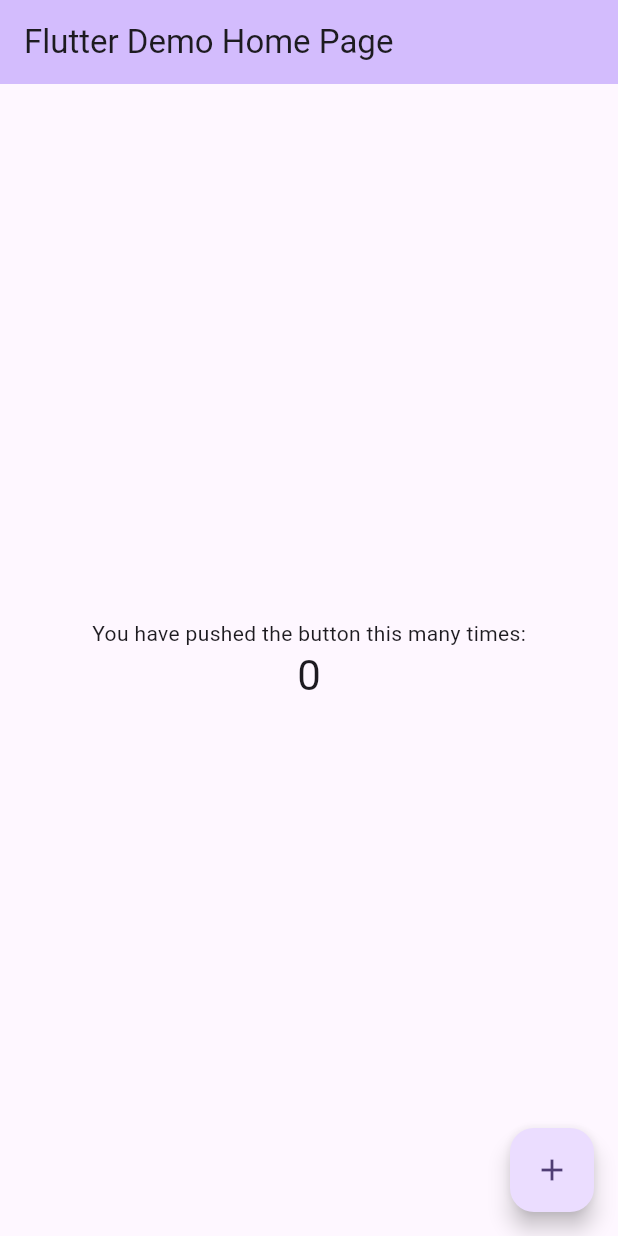
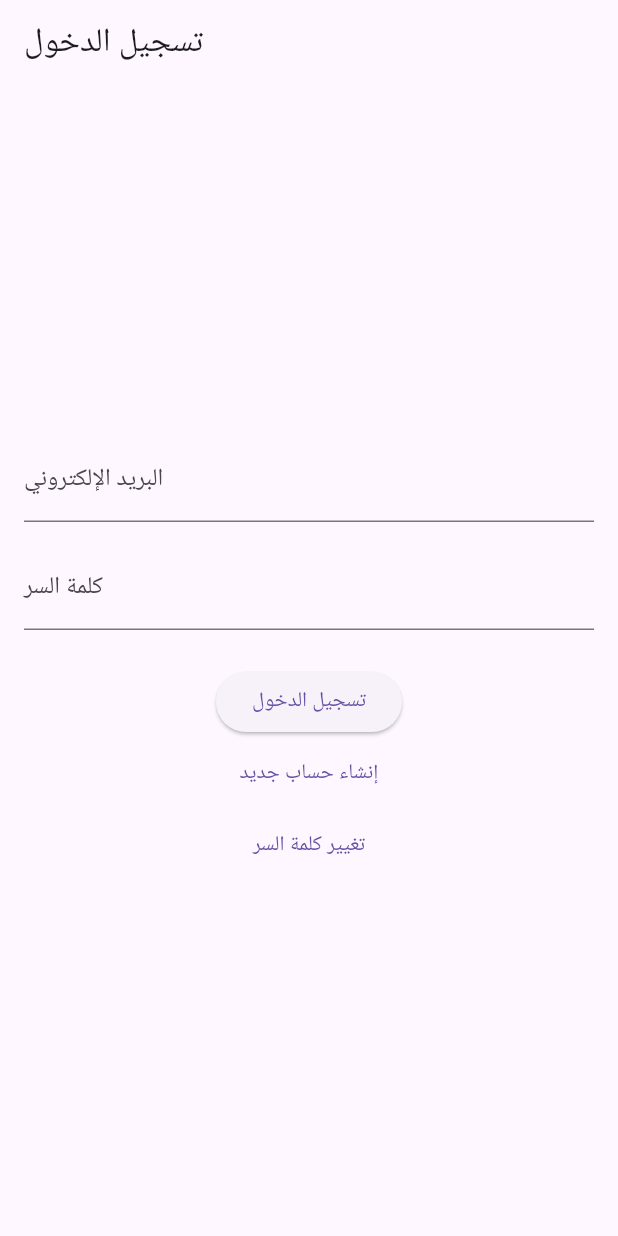
Before and after one commit to khaldounCom1/flutter_store_project, a Flutter app: the screen it shows after launch, on a phone screen of 412 x 824 dp. Run offline on Flutter 3.47's test engine with Material 3 defaults, Android fonts, the phone set to English and light mode, and no system bars.

Commit message:
تعديل صفحات تسجيل الدخول وإنشاء الحساب وتغيير كلمة السر

```diff
--- /dev/null
+++ b/lib/login_page.dart
@@ -0,0 +1,61 @@
+import 'package:flutter/material.dart';
+import 'signup_page.dart';
+import 'change_password_page.dart';
+
+class LoginPage extends StatelessWidget {
+  final TextEditingController emailController = TextEditingController();
+  final TextEditingController passwordController = TextEditingController();
+
+  @override
+  Widget build(BuildContext context) {
+    return Scaffold(
+      appBar: AppBar(title: Text("تسجيل الدخول")),
+      body: Padding(
+        padding: EdgeInsets.all(16.0),
+        child: Column(
+          mainAxisAlignment: MainAxisAlignment.center,
+          children: [
+            TextField(
+              controller: emailController,
+              decoration: InputDecoration(labelText: "البريد الإلكتروني"),
+            ),
+            SizedBox(height: 16),
+            TextField(
+              controller: passwordController,
+              decoration: InputDecoration(labelText: "كلمة السر"),
+              obscureText: true,
+            ),
+            SizedBox(height: 24),
+            ElevatedButton(
+              onPressed: () {
+                // هنا يمكن إضافة عملية تسجيل الدخول
+                ScaffoldMessenger.of(context).showSnackBar(
+                  SnackBar(content: Text("تم تسجيل الدخول بنجاح")),
+                );
+              },
+              child: Text("تسجيل الدخول"),
+            ),
+            TextButton(
+              onPressed: () {
+                Navigator.push(
+                  context,
+                  MaterialPageRoute(builder: (context) => SignUpPage()),
+                );
+              },
+              child: Text("إنشاء حساب جديد"),
+            ),
+            TextButton(
+              onPressed: () {
+                Navigator.push(
+                  context,
+                  MaterialPageRoute(builder: (context) => ChangePasswordPage()),
+                );
+              },
+              child: Text("تغيير كلمة السر"),
+            ),
+          ],
+        ),
+      ),
+    );
+  }
+}
--- a/lib/main.dart
+++ b/lib/main.dart
@@ -1,122 +1,20 @@
 import 'package:flutter/material.dart';
+import 'login_page.dart';
 
 void main() {
-  runApp(const MyApp());
+  runApp(MyApp());
 }
 
 class MyApp extends StatelessWidget {
-  const MyApp({super.key});
-
-  // This widget is the root of your application.
   @override
   Widget build(BuildContext context) {
     return MaterialApp(
-      title: 'Flutter Demo',
+      title: 'Store App',
       theme: ThemeData(
-        // This is the theme of your application.
-        //
-        // TRY THIS: Try running your application with "flutter run". You'll see
-        // the application has a purple toolbar. Then, without quitting the app,
-        // try changing the seedColor in the colorScheme below to Colors.green
-        // and then invoke "hot reload" (save your changes or press the "hot
-        // reload" button in a Flutter-supported IDE, or press "r" if you used
-        // the command line to start the app).
-        //
-        // Notice that the counter didn't reset back to zero; the application
-        // state is not lost during the reload. To reset the state, use hot
-        // restart instead.
-        //
-        // This works for code too, not just values: Most code changes can be
-        // tested with just a hot reload.
-        colorScheme: ColorScheme.fromSeed(seedColor: Colors.deepPurple),
+        primarySwatch: Colors.blue,
       ),
-      home: const MyHomePage(title: 'Flutter Demo Home Page'),
+      home: LoginPage(),
+      debugShowCheckedModeBanner: false,
     );
   }
 }
-
-class MyHomePage extends StatefulWidget {
-  const MyHomePage({super.key, required this.title});
-
-  // This widget is the home page of your application. It is stateful, meaning
-  // that it has a State object (defined below) that contains fields that affect
-  // how it looks.
-
-  // This class is the configuration for the state. It holds the values (in this
-  // case the title) provided by the parent (in this case the App widget) and
-  // used by the build method of the State. Fields in a Widget subclass are
-  // always marked "final".
-
-  final String title;
-
-  @override
-  State<MyHomePage> createState() => _MyHomePageState();
-}
-
-class _MyHomePageState extends State<MyHomePage> {
-  int _counter = 0;
-
-  void _incrementCounter() {
-    setState(() {
-      // This call to setState tells the Flutter framework that something has
-      // changed in this State, which causes it to rerun the build method below
-      // so that the display can reflect the updated values. If we changed
-      // _counter without calling setState(), then the build method would not be
-      // called again, and so nothing would appear to happen.
-      _counter++;
-    });
-  }
-
-  @override
-  Widget build(BuildContext context) {
-    // This method is rerun every time setState is called, for instance as done
-    // by the _incrementCounter method above.
-    //
-    // The Flutter framework has been optimized to make rerunning build methods
-    // fast, so that you can just rebuild anything that needs updating rather
-    // than having to individually change instances of widgets.
-    return Scaffold(
-      appBar: AppBar(
-        // TRY THIS: Try changing the color here to a specific color (to
-        // Colors.amber, perhaps?) and trigger a hot reload to see the AppBar
-        // change color while the other colors stay the same.
-        backgroundColor: Theme.of(context).colorScheme.inversePrimary,
-        // Here we take the value from the MyHomePage object that was created by
-        // the App.build method, and use it to set our appbar title.
-        title: Text(widget.title),
-      ),
-      body: Center(
-        // Center is a layout widget. It takes a single child and positions it
-        // in the middle of the parent.
-        child: Column(
-          // Column is also a layout widget. It takes a list of children and
-          // arranges them vertically. By default, it sizes itself to fit its
-          // children horizontally, and tries to be as tall as its parent.
-          //
-          // Column has various properties to control how it sizes itself and
-          // how it positions its children. Here we use mainAxisAlignment to
-          // center the children vertically; the main axis here is the vertical
-          // axis because Columns are vertical (the cross axis would be
-          // horizontal).
-          //
-          // TRY THIS: Invoke "debug painting" (choose the "Toggle Debug Paint"
-          // action in the IDE, or press "p" in the console), to see the
-          // wireframe for each widget.
-          mainAxisAlignment: MainAxisAlignment.center,
-          children: <Widget>[
-            const Text('You have pushed the button this many times:'),
-            Text(
-              '$_counter',
-              style: Theme.of(context).textTheme.headlineMedium,
-            ),
-          ],
-        ),
-      ),
-      floatingActionButton: FloatingActionButton(
-        onPressed: _incrementCounter,
-        tooltip: 'Increment',
-        child: const Icon(Icons.add),
-      ), // This trailing comma makes auto-formatting nicer for build methods.
-    );
-  }
-}
```
Also changed, not shown: lib/change_password_page.dart (added, +49 -0 lines), lib/signup_page.dart (added, +48 -0 lines), 1 other file.
